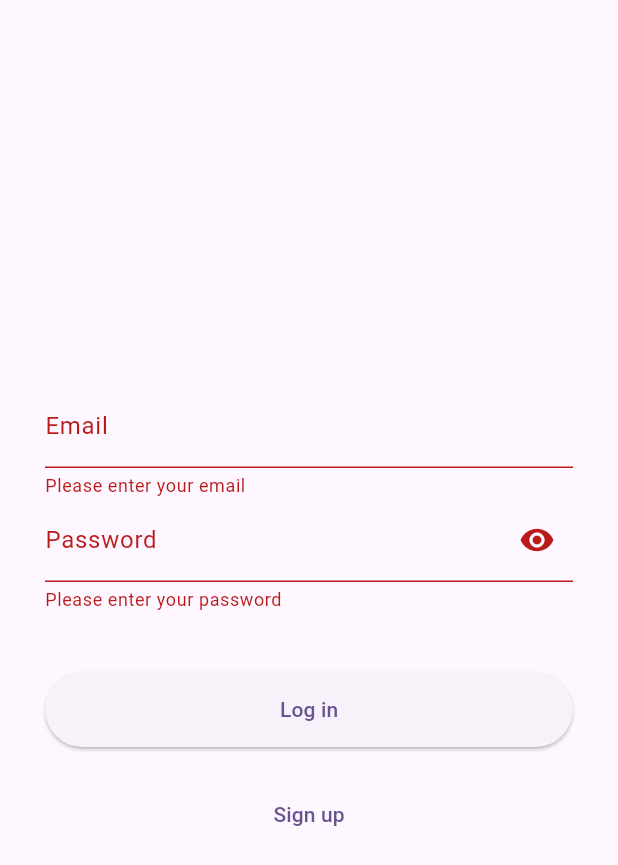
After one commit to mihigs/RS2_Musewave, a Flutter app: the screen it shows after launch, after a tap on "Log in", on a phone screen of 412 x 824 dp. The commit adds this screen. Shown: the top 865 px of the screen. Run offline on Flutter 3.47's test engine with Material 3 defaults, Android fonts, the phone set to English and light mode, and no system bars; our stand-ins replace flutter_secure_storage, get_it, jwt_decoder.

Commit message:
Added login

```diff
--- a/frontend/lib/main.dart
+++ b/frontend/lib/main.dart
@@ -1,7 +1,34 @@
+import 'dart:io';
+
 import 'package:flutter/material.dart';
+import 'package:flutter_secure_storage/flutter_secure_storage.dart';
+import 'package:frontend/services/authentication_service.dart';
 import 'package:frontend/views/home_page.dart';
+import 'package:frontend/views/login_page.dart';
+import 'package:get_it/get_it.dart';
 
-void main() {
+class MyHttpOverrides extends HttpOverrides {
+  @override
+  HttpClient createHttpClient(SecurityContext? context) {
+    return super.createHttpClient(context)
+      ..badCertificateCallback =
+          (X509Certificate cert, String host, int port) => true;
+  }
+}
+
+void main() async {
+  final getIt = GetIt.instance;
+
+  // Allow network requests to localhost over HTTP
+  HttpOverrides.global = MyHttpOverrides();
+
+  // Register services
+  await getIt.registerSingleton(AuthenticationService(baseUrl: 'https://10.0.2.2:7074/api', secureStorage: FlutterSecureStorage()));
+
+  // Register views
+  getIt.registerFactory<LoginPage>(() => LoginPage());
+  // getIt.registerFactory<HomePage>(() => HomePage());
+
   runApp(const MyApp());
 }
 
@@ -32,7 +59,8 @@ class MyApp extends StatelessWidget {
         colorScheme: ColorScheme.fromSeed(seedColor: Colors.deepPurple),
         useMaterial3: true,
       ),
-      home: const HomePage(title: 'Musewave'),
+      // home: const HomePage(title: 'Musewave'),
+      home: LoginPage(),
     );
   }
 }
--- /dev/null
+++ b/frontend/lib/services/authentication_service.dart
@@ -0,0 +1,54 @@
+import 'dart:convert';
+import 'package:http/http.dart' as http;
+import 'package:flutter_secure_storage/flutter_secure_storage.dart';
+import 'package:jwt_decoder/jwt_decoder.dart'; // For decoding JWT tokens
+
+class AuthenticationService {
+  final String baseUrl;
+  final FlutterSecureStorage secureStorage;
+
+  AuthenticationService({required this.baseUrl, required this.secureStorage});
+
+  Future<UserLoginResponse> login(String email, String password) async {
+    UserLoginResponse result = new UserLoginResponse();
+
+    try {
+      final response = await http.post(
+        Uri.parse('$baseUrl/User/login'),
+        body: jsonEncode({'Email': email, 'Password': password}),
+        headers: {'Content-Type': 'application/json'},
+      );
+
+
+      if (response.statusCode == 200) {
+        final token = jsonDecode(response.body)['token'] as String;
+        await secureStorage.write(key: 'access_token', value: token);
+        result.token = token;
+      } else if (response.statusCode == 401 || response.statusCode == 404) {
+        result.error = 'Email or password is incorrect';
+      } else {
+        result.error = 'An error occurred';
+      }
+    } catch (e) {
+      // Handle network errors
+      rethrow;
+    }
+
+    return result;
+  }
+
+  Future<void> logout() async {
+    await secureStorage.delete(key: 'access_token');
+  }
+
+  bool isTokenValid(String token) {
+    return !JwtDecoder.isExpired(token);
+  }
+}
+
+class UserLoginResponse {
+  String? token;
+  String? error;
+
+  UserLoginResponse({this.token, this.error});
+}
--- /dev/null
+++ b/frontend/lib/views/login_page.dart
@@ -0,0 +1,172 @@
+import 'package:flutter/foundation.dart';
+import 'package:flutter/material.dart';
+import 'package:frontend/services/authentication_service.dart';
+import 'package:get_it/get_it.dart';
+
+void main() {
+  runApp(MaterialApp(
+    home: LoginPage(),
+  ));
+}
+
+class LoginPage extends StatefulWidget {
+  final AuthenticationService authService = GetIt.I<AuthenticationService>();
+  @override
+  _LoginPageState createState() => _LoginPageState();
+}
+
+class _LoginPageState extends State<LoginPage> {
+  final _formKey = GlobalKey<FormState>();
+  final _emailController = TextEditingController();
+  final _passwordController = TextEditingController();
+
+  bool _isLoading = false;
+  bool _obscureText = true;
+
+  void _toggle() {
+    setState(() {
+      _obscureText = !_obscureText;
+    });
+  }
+
+  Future<void> _login() async {
+    setState(() => _isLoading = true);
+    final email = _emailController.text;
+    final password = _passwordController.text;
+
+    try {
+      final UserLoginResponse loginResponse =
+          await widget.authService.login(email, password);
+      if (loginResponse.token != null) {
+        // Authentication successful, navigate to home page
+        Navigator.pushReplacementNamed(context, '/home');
+      } else if (loginResponse.error != null) {
+        // Show error message
+        final errorMessage = loginResponse.error!;
+        ScaffoldMessenger.of(context).showSnackBar(
+          SnackBar(content: Text(errorMessage)),
+        );
+      }
+      else {
+        // Show error message
+        ScaffoldMessenger.of(context).showSnackBar(
+          SnackBar(content: Text('An error occurred')),
+        );
+      }
+    } catch (e) {
+      // Handle other exceptions (network error, etc.)
+      if (kDebugMode) {
+        print('Login failed: $e');
+      }
+    } finally {
+      setState(() => _isLoading = false);
+    }
+  }
+
+
+  @override
+  Widget build(BuildContext context) {
+    return Scaffold(
+      body: Center(
+        child: SingleChildScrollView(
+          child: Container(
+            padding: EdgeInsets.fromLTRB(30, 50, 30, 50),
+            child: Form(
+              autovalidateMode: AutovalidateMode.onUserInteraction,
+              key: _formKey,
+              child: Column(
+                children: <Widget>[
+                  TextFormField(
+                    controller: _emailController,
+                    decoration: InputDecoration(labelText: 'Email'),
+                    validator: (value) {
+                      if (value == null || value.isEmpty) {
+                        return 'Please enter your email';
+                      }
+                      String p = "[a-zA-Z0-9\+\.\_\%\-\+]{1,256}" +
+                          "\\@" +
+                          "[a-zA-Z0-9][a-zA-Z0-9\\-]{0,64}" +
+                          "(" +
+                          "\\." +
+                          "[a-zA-Z0-9][a-zA-Z0-9\\-]{0,25}" +
+                          ")+";
+                      RegExp regExp = new RegExp(p);
+                      if (regExp.hasMatch(value)) {
+                        return null;
+                      }
+                      return 'Please enter a valid email';
+                    },
+                  ),
+                  TextFormField(
+                    controller: _passwordController,
+                    decoration: InputDecoration(
+                      labelText: 'Password',
+                      suffixIcon: IconButton(
+                        icon: Icon(
+                          _obscureText ? Icons.visibility : Icons.visibility_off,
+                        ),
+                        onPressed: _toggle,
+                      ),
+                    ),
+                    obscureText: _obscureText,
+                    validator: (value) {
+                      if (value == null || value.isEmpty) {
+                        return 'Please enter your password';
+                      }
+                      String pattern =
+                          r'^(?=.*?[A-Z])(?=.*?[0-9])(?=.*?[^a-zA-Z0-9]).{8,}$';
+                      RegExp regExp = new RegExp(pattern);
+                      if (!regExp.hasMatch(value)) {
+                        return 'Password must include at least one uppercase letter, one number, and one special character';
+                      }
+                      return null;
+                    },
+                  ),
+                  Container(
+                    margin: EdgeInsets.only(top: 40),
+                    child: Column(
+                      children: [
+                        Container(
+                          width: double.infinity,
+                          child: ElevatedButton(
+                            style: OutlinedButton.styleFrom(
+                              side: BorderSide.none,
+                              minimumSize: Size(double.infinity, 50), // this makes the button full width.
+                            ),
+                            onPressed: () {
+                              if (_formKey.currentState?.validate() ?? false) {
+                                ScaffoldMessenger.of(context).showSnackBar(
+                                  SnackBar(content: Text('Processing Data')),
+                                );
+                                _login();
+                              }
+                            },
+                            child: Text('Log in'),
+                          ),
+                        ),
+                        Container(
+                          margin: EdgeInsets.only(top: 20),
+                          width: double.infinity,
+                          child: OutlinedButton(
+                            onPressed: () {},
+                            // remove the outline
+                            style: OutlinedButton.styleFrom(
+                              side: BorderSide.none,
+                              minimumSize: Size(double.infinity,
+                                  50), // this makes the button full width.
+                            ),
+                            child: Text('Sign up'),
+                          ),
+                        ),
+                      ],
+                    ),
+                  ),
+                ],
+              ),
+            ),
+          ),
+        ),
+      ),
+    );
+  }
+}
--- a/frontend/pubspec.yaml
+++ b/frontend/pubspec.yaml
@@ -37,6 +37,9 @@ dependencies:
   cupertino_icons: ^1.0.6
   material: ^1.0.0+2
   http: ^1.2.1
+  flutter_secure_storage: ^9.0.0
+  jwt_decoder: ^2.0.1
+  get_it: ^7.6.7
 
 dev_dependencies:
   build_runner: ^2.4.8
```
Also changed, not shown: frontend/lib/views/HomePage_generated.dart (deleted, +0 -80 lines), frontend/lib/services/tracks_service.dart (added), frontend/pubspec.lock, 12 other files.
